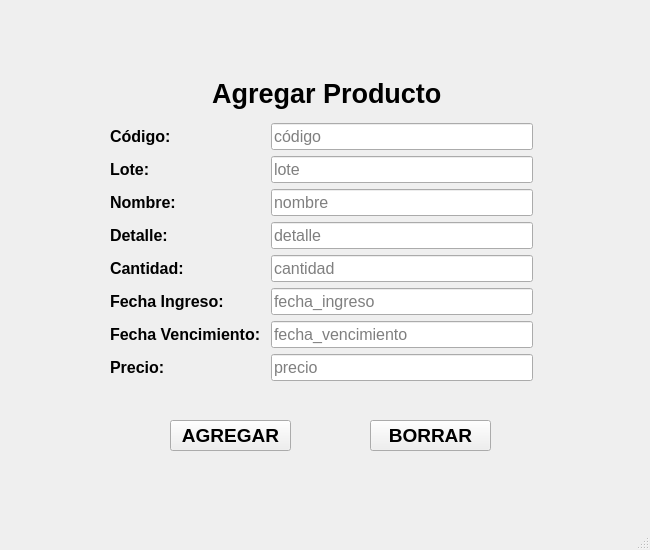
First picture: the form in Views/Stock/agregar_producto.ui, repository LAZAVIA/Ezequiel, before the edit.
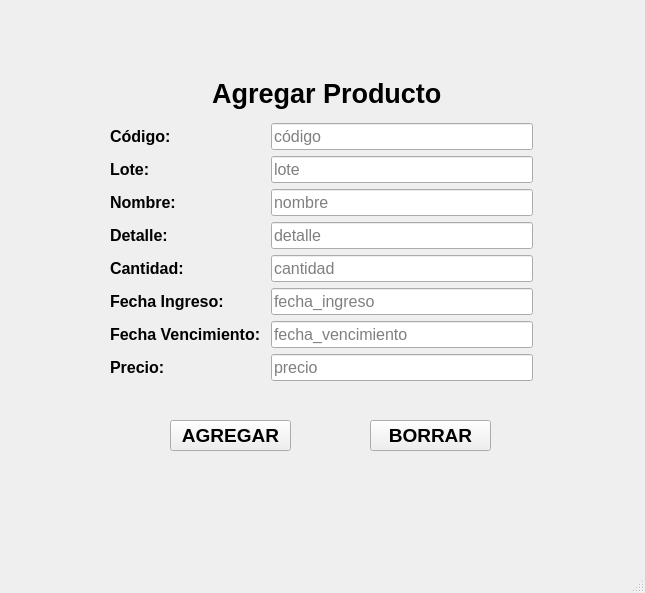
Second picture: the form after the edit.

The edit to the form file:
```diff
--- a/Views/Stock/agregar_producto.ui
+++ b/Views/Stock/agregar_producto.ui
@@ -6,8 +6,8 @@
    <rect>
     <x>0</x>
     <y>0</y>
-    <width>650</width>
-    <height>550</height>
+    <width>645</width>
+    <height>593</height>
    </rect>
   </property>
   <property name="windowTitle">
```
Left out of the diff: 13 changed lines with no effect on the pictures.
